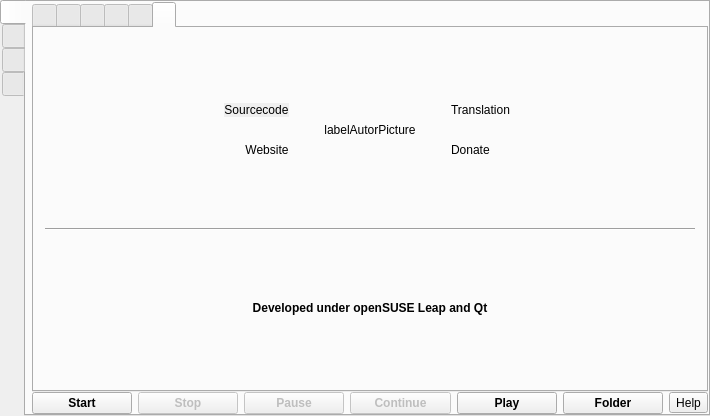
The window that src/formMainWindow.ui (vkohaupt/vokoscreenNG) describes before a commit, drawn with Qt 5.
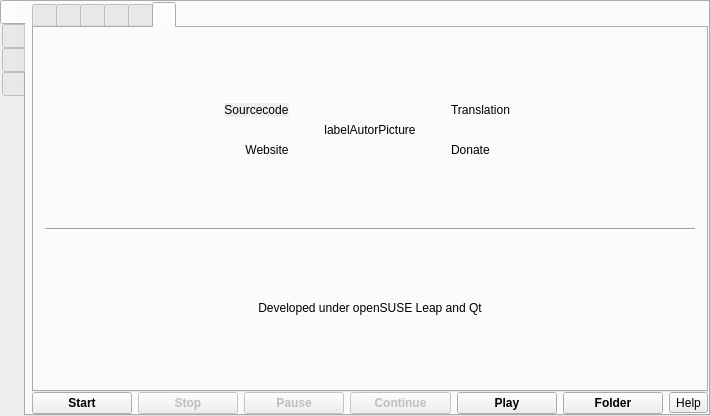
The same window after the commit. The open tabs and pages were chosen to show the change. Icons and pictures are not drawn.

Patch:
```diff
--- a/src/formMainWindow.ui
+++ b/src/formMainWindow.ui
@@ -2076,12 +2076,6 @@
                <layout class="QVBoxLayout" name="verticalLayout_15">
                 <item>
                  <widget class="QLabel" name="label_28">
-                  <property name="font">
-                   <font>
-                    <weight>75</weight>
-                    <bold>true</bold>
-                   </font>
-                  </property>
                   <property name="text">
                    <string notr="true">Developed under openSUSE Leap and Qt</string>
                   </property>
```
Left out of the diff: 4 changed lines with no effect on the pictures.
